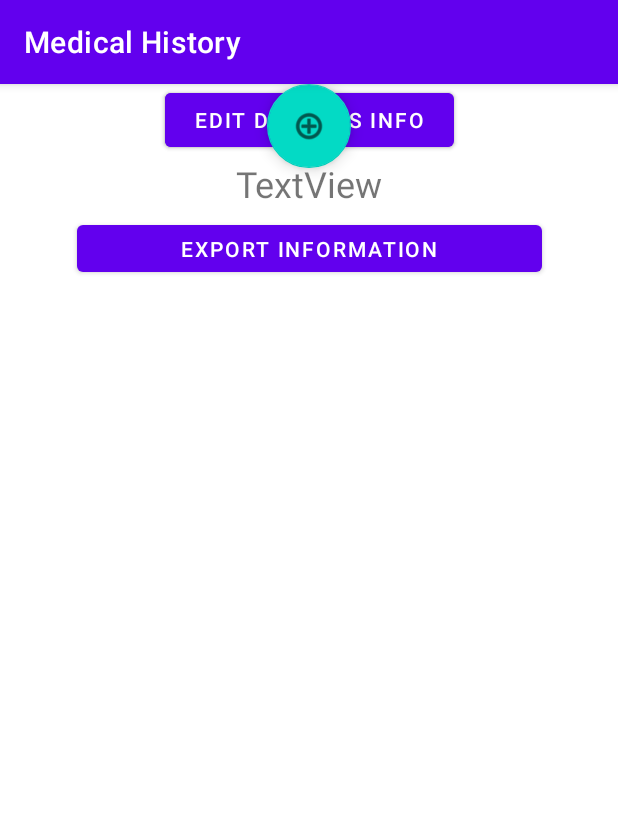
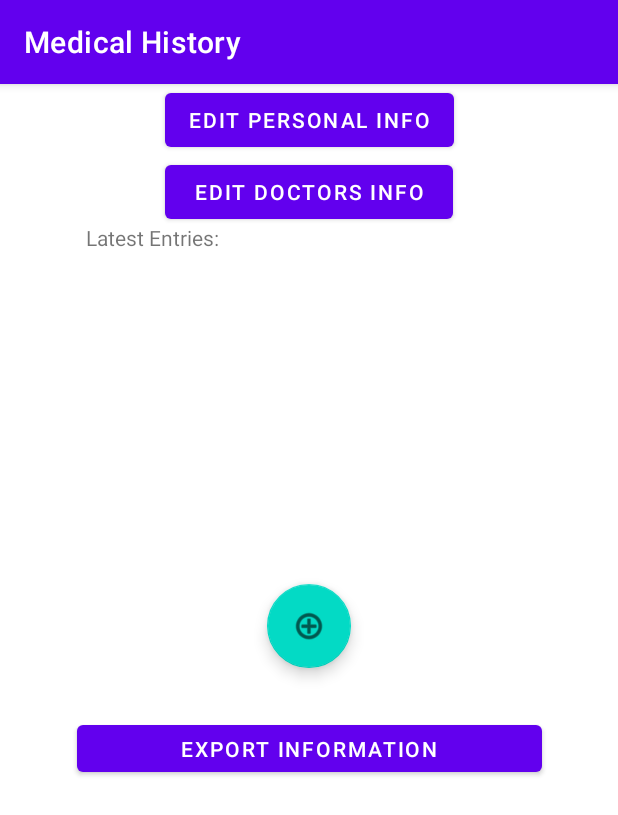
Before and after one commit to jesuisnicolas/Medical-History-App, an Android app: the PatientActivity screen opened directly, with no data from a screen before it, on a phone screen of 412 x 824 dp. Shown: the top 815 px of the screen. Run offline under Robolectric (Android 15) with nearby library versions, the phone set to English and light mode, and no system bars.

Commit message:
Now names are clickable

```diff
--- a/app/build.gradle
+++ b/app/build.gradle
@@ -33,6 +33,7 @@ dependencies {
     implementation 'androidx.appcompat:appcompat:1.2.0'
     implementation 'com.google.android.material:material:1.3.0'
     implementation 'androidx.constraintlayout:constraintlayout:2.0.4'
+    implementation 'com.google.code.gson:gson:2.8.6'
     testImplementation 'junit:junit:4.+'
     androidTestImplementation 'androidx.test.ext:junit:1.1.2'
     androidTestImplementation 'androidx.test.espresso:espresso-core:3.3.0'
--- a/app/src/main/java/com/example/medicalhistory/PatientActivity.java
+++ b/app/src/main/java/com/example/medicalhistory/PatientActivity.java
@@ -2,10 +2,12 @@ package com.example.medicalhistory;
 
 import androidx.appcompat.app.AppCompatActivity;
 
+import android.content.Intent;
 import android.os.Bundle;
 import android.view.View;
 import android.widget.ArrayAdapter;
 import android.widget.ListView;
+import android.widget.TextView;
 
 import java.io.File;
 import java.util.Arrays;
@@ -30,6 +32,10 @@ condition name should be stored.
         setContentView(R.layout.activity_patient);
 
         //TODO: set working directy from activity intention message
+        Intent intent = getIntent();
+        String message = intent.getStringExtra(MainActivity.EXTRA_MESSAGE);
+        TextView textView = findViewById(R.id.patientNameH1);
+        textView.setText(message);
     }
 
 
--- a/app/src/main/res/layout/activity_patient.xml
+++ b/app/src/main/res/layout/activity_patient.xml
@@ -11,7 +11,7 @@
         android:id="@+id/patientNameH1"
         android:layout_width="wrap_content"
         android:layout_height="wrap_content"
-        android:layout_marginTop="50dp"
+        android:layout_marginTop="60dp"
         android:text="TextView"
         android:textSize="24sp"
         app:layout_constraintEnd_toEndOf="parent"
@@ -25,17 +25,20 @@
         android:layout_marginBottom="8dp"
         android:text="@string/latest_entries"
         app:layout_constraintBottom_toTopOf="@+id/fileList"
-        app:layout_constraintStart_toStartOf="@+id/fileList" />
+        app:layout_constraintStart_toStartOf="@+id/fileList"
+        app:layout_constraintTop_toBottomOf="@+id/patientNameH1" />
 
     <com.google.android.material.floatingactionbutton.FloatingActionButton
         android:id="@+id/floatingActionButton"
         android:layout_width="wrap_content"
         android:layout_height="wrap_content"
         android:clickable="true"
+        app:layout_constraintBottom_toTopOf="@+id/exportBtn"
         app:layout_constraintEnd_toEndOf="parent"
+        app:layout_constraintHorizontal_bias="0.5"
         app:layout_constraintStart_toStartOf="parent"
-        app:srcCompat="@android:drawable/ic_menu_add"
-        tools:layout_editor_absoluteY="354dp" />
+        app:layout_constraintTop_toBottomOf="@+id/fileList"
+        app:srcCompat="@android:drawable/ic_menu_add" />
 
     <Button
         android:id="@+id/exportBtn"
@@ -70,15 +73,17 @@
         android:text="@string/edit_doctors_info"
         app:layout_constraintEnd_toEndOf="parent"
         app:layout_constraintStart_toStartOf="parent"
-        tools:layout_editor_absoluteY="613dp" />
+        app:layout_constraintTop_toBottomOf="@+id/editPatientInfoBtn" />
 
     <ListView
         android:id="@+id/fileList"
         android:layout_width="297dp"
         android:layout_height="205dp"
+        android:layout_marginTop="8dp"
         app:layout_constraintBottom_toTopOf="@+id/floatingActionButton"
         app:layout_constraintEnd_toEndOf="parent"
+        app:layout_constraintHorizontal_bias="0.5"
         app:layout_constraintStart_toStartOf="parent"
-        app:layout_constraintTop_toBottomOf="@+id/patientNameH1" />
+        app:layout_constraintTop_toBottomOf="@+id/latestEntries" />
 
 </androidx.constraintlayout.widget.ConstraintLayout>
```
Also changed, not shown: app/src/main/java/com/example/medicalhistory/MainActivity.java (+35 -6 lines).
